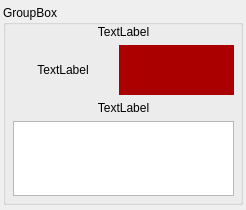
The window that src/ui/forms/detectionsensorform.ui (Ghettovich/bsf) describes before a commit, drawn with Qt 5.
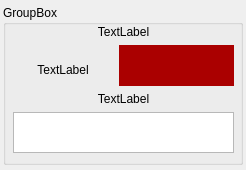
The same window after the commit.

```diff
--- a/src/ui/forms/detectionsensorform.ui
+++ b/src/ui/forms/detectionsensorform.ui
@@ -7,13 +7,13 @@
     <x>0</x>
     <y>0</y>
     <width>246</width>
-    <height>210</height>
+    <height>170</height>
    </rect>
   </property>
   <property name="minimumSize">
    <size>
     <width>246</width>
-    <height>210</height>
+    <height>170</height>
    </size>
   </property>
   <property name="windowTitle">
@@ -25,13 +25,13 @@
      <x>3</x>
      <y>5</y>
      <width>240</width>
-     <height>200</height>
+     <height>160</height>
     </rect>
    </property>
    <property name="minimumSize">
     <size>
      <width>240</width>
-     <height>200</height>
+     <height>160</height>
     </size>
    </property>
    <property name="title">
@@ -43,10 +43,13 @@
       <x>10</x>
       <y>20</y>
       <width>221</width>
-      <height>171</height>
+      <height>131</height>
      </rect>
     </property>
     <layout class="QFormLayout" name="formLayout">
+     <property name="bottomMargin">
+      <number>3</number>
+     </property>
      <item row="1" column="0">
       <widget class="QLabel" name="labelStatus">
        <property name="minimumSize">
@@ -68,7 +71,7 @@
        <property name="minimumSize">
         <size>
          <width>0</width>
-         <height>50</height>
+         <height>30</height>
         </size>
        </property>
        <property name="styleSheet">
```
